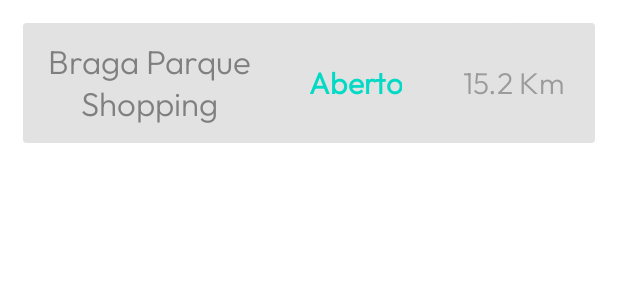
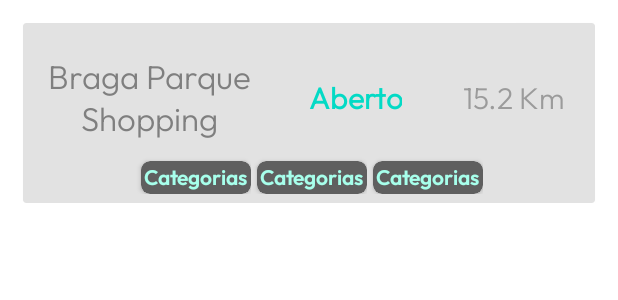
Before and after one commit to afonsofrancof/TechFinder, an Android app: the layout loja_preview.xml on its own in the app's theme, with its tools: preview values and no code run, on a phone screen of 412 x 824 dp. Shown: the top 300 px of the screen. Run offline under Robolectric (Android 15) with nearby library versions, the phone set to English and light mode, and no system bars; network calls fail.

Commit message:
FONT GLOBAL

```diff
--- a/app/src/main/res/layout/activity_main.xml
+++ b/app/src/main/res/layout/activity_main.xml
@@ -1,10 +1,10 @@
 <?xml version="1.0" encoding="utf-8"?>
 
-<layout>
+<layout xmlns:tools="http://schemas.android.com/tools"
+    xmlns:android="http://schemas.android.com/apk/res/android"
+    xmlns:app="http://schemas.android.com/apk/res-auto">
     <!-- Use DrawerLayout as root container for activity -->
-    <androidx.drawerlayout.widget.DrawerLayout xmlns:android="http://schemas.android.com/apk/res/android"
-        xmlns:tools="http://schemas.android.com/tools"
-        xmlns:app="http://schemas.android.com/apk/res-auto"
+    <androidx.drawerlayout.widget.DrawerLayout
         android:id="@+id/drawer_layout"
         android:layout_width="match_parent"
         android:layout_height="match_parent"
@@ -35,16 +35,16 @@
 
                 <androidx.fragment.app.FragmentContainerView
                     android:id="@+id/host_fragment"
+                    android:name="androidx.navigation.fragment.NavHostFragment"
                     android:layout_width="match_parent"
                     android:layout_height="match_parent"
-                    android:name="androidx.navigation.fragment.NavHostFragment"
+                    app:defaultNavHost="true"
+                    app:layout_constraintBottom_toBottomOf="parent"
+                    app:layout_constraintEnd_toEndOf="parent"
                     app:layout_constraintStart_toStartOf="parent"
-                    app:layout_constraintEnd_toEndOf="parent"
                     app:layout_constraintTop_toTopOf="parent"
-                    app:layout_constraintBottom_toBottomOf="parent"
-                    app:defaultNavHost="true"
                     app:navGraph="@navigation/nav_graph"
-                    app:spanCount="1"/>
+                    app:spanCount="1" />
             </FrameLayout>
 
 
--- a/app/src/main/res/layout/categoria.xml
+++ b/app/src/main/res/layout/categoria.xml
@@ -20,7 +20,7 @@
         android:layout_marginLeft="4dp"
         app:cardCornerRadius="6dp"
 
-        app:cardBackgroundColor="@color/light_gray2"
+        app:cardBackgroundColor="@color/light_gray"
         >
 
         <TextView
@@ -35,7 +35,7 @@
             tools:text="Categorias"
 
             android:fontFamily="@font/outfit_semibold"
-            android:textColor="@color/light_gray6"
+            android:textColor="@color/light_blue_pastel"
         />
 
     </androidx.cardview.widget.CardView>
--- a/app/src/main/res/layout/loja_preview.xml
+++ b/app/src/main/res/layout/loja_preview.xml
@@ -18,7 +18,7 @@
 
         <com.google.android.material.card.MaterialCardView
             android:layout_width="match_parent"
-            android:layout_height="80dp"
+            android:layout_height="120dp"
             android:layout_marginTop="15dp"
             android:layout_marginHorizontal="15dp"
             android:backgroundTint="@color/card_bg"
@@ -42,41 +42,48 @@
 
             <TextView
                 android:id="@+id/NomeLoja"
+
                 android:layout_width="160dp"
+                android:layout_height="100dp"
 
+                app:layout_constraintBottom_toBottomOf="parent"
+                app:layout_constraintStart_toStartOf="parent"
+                app:layout_constraintTop_toTopOf="parent"
+                android:layout_marginTop="-20dp"
+                android:layout_marginStart="4dp"
 
-                    android:layout_height="match_parent"
                 android:gravity="center"
-                    android:layout_marginStart="4dp"
                 android:fontFamily="@font/outfit_light"
-
-
                 android:text="@{loja.nome}"
                 android:textColor="@color/light_gray2"
 
                 android:textSize="22sp"
-                    app:layout_constraintBottom_toBottomOf="parent"
-                    app:layout_constraintStart_toStartOf="parent"
-                    app:layout_constraintTop_toTopOf="parent"
                 tools:text="Braga Parque Shopping"
-                    app:layout_constraintVertical_bias="0.0">
+                >
 
             </TextView>
 
             <TextView
+                android:id="@+id/statusLoja"
+
+                android:layout_width="wrap_content"
+                android:layout_height="100dp"
+
+                app:layout_constraintTop_toTopOf="parent"
+                app:layout_constraintEnd_toStartOf="@+id/Distancia"
+                app:layout_constraintStart_toEndOf="@+id/NomeLoja"
+                app:layout_constraintBottom_toBottomOf="parent"
+                android:layout_marginStart="5dp"
+                android:layout_marginTop="-20dp"
+
                 app:abertura="@{loja.horario.horarioAbertura}"
                 app:fecho="@{loja.horario.horarioFecho}"
-                android:id="@+id/statusLoja"
-                android:layout_width="wrap_content"
-                android:layout_height="match_parent"
-                android:layout_marginStart="5dp"
+
                 android:fontFamily="@font/outfit_light"
                 android:gravity="center"
                 android:textColor="@color/teal_200"
                 android:textSize="20sp"
-                app:layout_constraintEnd_toStartOf="@+id/Distancia"
-                app:layout_constraintStart_toEndOf="@+id/NomeLoja"
-                tools:ignore="MissingConstraints"
+
                 tools:text="Aberto"
                 android:textStyle="bold"
                 >
@@ -86,35 +93,51 @@
 
             <TextView
                 android:id="@+id/Distancia"
+
                 android:layout_width="wrap_content"
-                android:layout_height="match_parent"
+                android:layout_height="100dp"
+
+                app:layout_constraintBottom_toBottomOf="parent"
+                app:layout_constraintEnd_toEndOf="parent"
+                app:layout_constraintStart_toEndOf="@id/statusLoja"
+                app:layout_constraintTop_toTopOf="parent"
                 android:layout_marginStart="20dp"
+                android:layout_marginTop="-20dp"
+                android:gravity="center"
+
                 android:fontFamily="@font/outfit_light"
-                android:gravity="center"
                 android:textColor="@color/light_gray3"
                 android:textSize="20sp"
-                app:layout_constraintBottom_toBottomOf="parent"
-                app:layout_constraintEnd_toEndOf="parent"
-                app:layout_constraintHorizontal_bias="0.137"
-                app:layout_constraintStart_toEndOf="@id/statusLoja"
-                app:layout_constraintTop_toTopOf="parent"
-                app:layout_constraintVertical_bias="0.0"
+
                 tools:text="15.2 Km">
 
             </TextView>
 
 
-            <!--            <TextView-->
-<!--                android:layout_width="wrap_content"-->
-<!--                android:layout_height="wrap_content"-->
-<!--                app:abertura="@{loja.horarioAbertura}"-->
-<!--                app:fecho="@{loja.horarioFecho}"-->
-<!--                android:text=""-->
 
 
-<!--            >-->
+            <androidx.recyclerview.widget.RecyclerView
+                android:id="@+id/scrollableCategorias"
+                android:orientation="horizontal"
 
-<!--            </TextView>-->
+                android:layout_width="wrap_content"
+                android:layout_height="36dp"
+                app:layout_constraintBottom_toBottomOf="parent"
+                app:layout_constraintLeft_toLeftOf="parent"
+                app:layout_constraintRight_toRightOf="parent"
+
+                tools:listitem="@layout/categoria"
+                android:layout_gravity="center"
+                app:layoutManager="androidx.recyclerview.widget.GridLayoutManager"
+                >
+
+
+
+            </androidx.recyclerview.widget.RecyclerView>
+
+
+
+
         </androidx.constraintlayout.widget.ConstraintLayout>
 
 
--- a/app/src/main/res/menu/nav_menu.xml
+++ b/app/src/main/res/menu/nav_menu.xml
@@ -3,7 +3,7 @@
     <item android:title="UTILIZADOR">
         <menu>
             <item android:title="Perfil" android:icon="@drawable/ic_pessoa" android:id="@+id/perfil"/>
-            <item android:title="Favoritos" android:icon="@drawable/ic_favoritos" android:id="@+id/favoritos"/>
+            <item android:title="Favoritos" android:icon="@drawable/ic_baseline_bookmark_border_24" android:id="@+id/favoritos"/>
             <item android:title="Comentários" android:icon="@drawable/ic_comentario" android:id="@+id/comentarios"/>
             <item android:title="Alterar palavra-passe" android:icon="@drawable/ic_cadeado" android:id="@+id/alterar_palavra_passe"/>
         </menu>
--- a/app/src/main/res/values-night/themes.xml
+++ b/app/src/main/res/values-night/themes.xml
@@ -12,5 +12,7 @@
         <!-- Status bar color. -->
         <item name="android:statusBarColor" tools:targetApi="l">@android:color/transparent</item>
         <!-- Customize your theme here. -->
+
+        <item name="android:fontFamily">@font/outfit_light</item>
     </style>
 </resources>
--- a/app/src/main/res/values/colors.xml
+++ b/app/src/main/res/values/colors.xml
@@ -8,6 +8,12 @@
     <color name="fechado">#FE7879</color>
     <color name="black">#FF000000</color>
     <color name="white">#FFFFFFFF</color>
+    <color name="green_pastel">#CCFF90</color>
+    <color name="red_pastel">#FF8A80</color>
+    <color name="light_blue_pastel">#A7FFEB</color>
+    <color name="blue_pastel">#80D8FF</color>
+    <color name="rose_pastel">#FF80AB</color>
+    <color name="purple_pastel">#B388FF</color>
 
 
     <color name="gray">#444444</color>
--- a/app/src/main/res/values/themes.xml
+++ b/app/src/main/res/values/themes.xml
@@ -2,8 +2,8 @@
     <!-- Base application theme. -->
     <style name="Theme.TechFinder" parent="Theme.MaterialComponents.Light.NoActionBar">
         <!-- Primary brand color. -->
-        <item name="colorPrimary">@color/purple_500</item>
-        <item name="colorPrimaryVariant">@color/purple_700</item>
+        <item name="colorPrimary">@color/rose_pastel</item>
+        <item name="colorPrimaryVariant">@color/purple_pastel</item>
         <item name="colorOnPrimary">@color/white</item>
         <!-- Secondary brand color. -->
         <item name="colorSecondary">@color/teal_200</item>
@@ -13,10 +13,12 @@
         <item name="android:statusBarColor" tools:targetApi="l">@android:color/transparent</item>
         <!-- Customize your theme here. -->
         <item name="drawerArrowStyle">@style/DrawerArrowStyle</item>
+        <item name="android:fontFamily">@font/outfit_light</item>
+
     </style>
     <style name="Rounded" parent="ShapeAppearance.MaterialComponents.SmallComponent">
         <item name="cornerFamily">rounded</item>
-        <item name="cornerSize">16dp</item>
+        <item name="cornerSize">4dp</item>
     </style>
 
     <style name="DrawerArrowStyle" parent="@style/Widget.AppCompat.DrawerArrowToggle">
@@ -24,4 +26,5 @@
         <item name="color">@android:color/black</item>
     </style>
 
+
 </resources>
```
Lines whose indentation alone changed are shown as unchanged.
